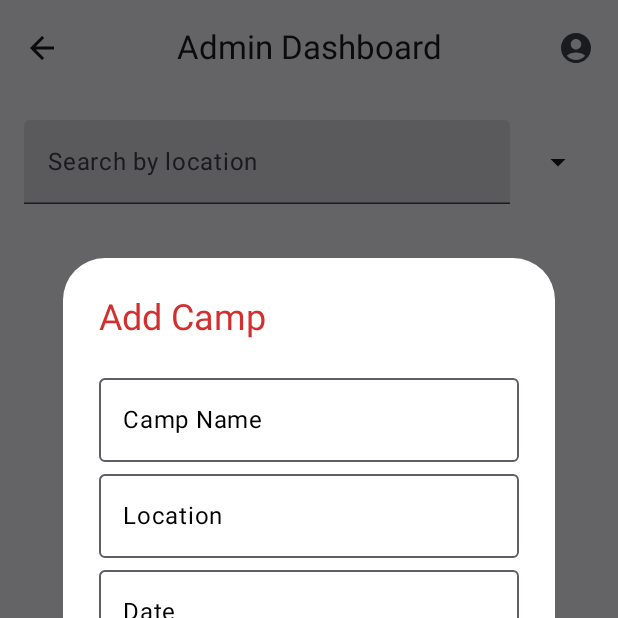
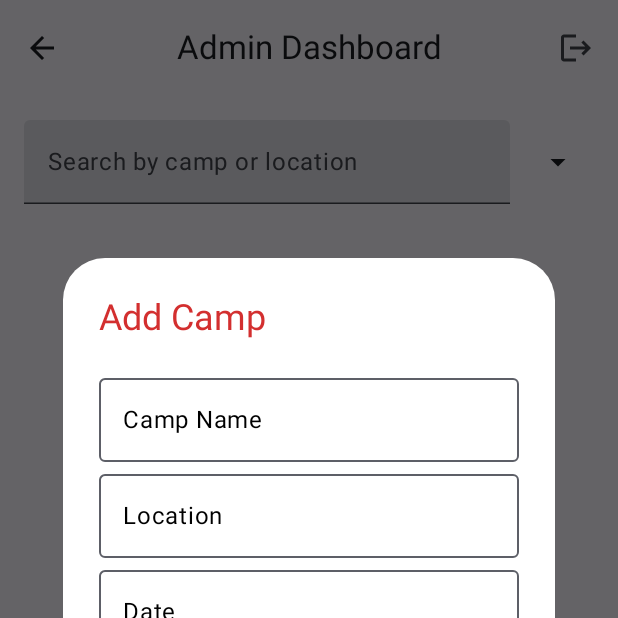
Before and after one commit to pushpalroy/BloodDonation, an Android app built with Jetpack Compose: the AdminDashboardScreen screen opened through its navigation route, after a tap on "Add Camp", on a phone screen of 412 x 824 dp, the top half of it. Run offline under Robolectric (Android 15) with nearby library versions, the phone set to English and light mode, and no system bars; our stand-ins replace Firebase (no records; nobody signed in at launch, a user with empty details on screens opened directly); pictures from the network do not load.

Commit message:
Fix admin dashboard screen

```diff
--- a/app/src/main/java/com/example/blooddonation/feature/admin/AdminDashboardScreen.kt
+++ b/app/src/main/java/com/example/blooddonation/feature/admin/AdminDashboardScreen.kt
@@ -9,8 +9,13 @@ import androidx.compose.foundation.layout.Column
 import androidx.compose.foundation.layout.Row
 import androidx.compose.foundation.layout.Spacer
 import androidx.compose.foundation.layout.fillMaxWidth
+import android.app.Activity
+import androidx.compose.foundation.lazy.rememberLazyListState
+import androidx.compose.runtime.LaunchedEffect
+
 import androidx.compose.foundation.layout.height
 import androidx.compose.foundation.layout.padding
+import androidx.compose.foundation.layout.size
 import androidx.compose.foundation.layout.width
 import androidx.compose.foundation.lazy.LazyColumn
 import androidx.compose.foundation.lazy.items
@@ -59,6 +64,12 @@ import kotlinx.coroutines.launch
 import kotlinx.coroutines.withContext
 import java.io.File
 import java.io.FileOutputStream
+import androidx.compose.foundation.shape.CircleShape
+import androidx.compose.ui.layout.ContentScale
+import androidx.compose.ui.res.painterResource
+import androidx.compose.ui.text.font.FontWeight
+import com.example.blooddonation.R
+
 
 private val RedColor = Color(0xFFD32F2F)
 private val BlackColor = Color.Black
@@ -70,39 +81,54 @@ fun AdminDashboardScreen(
     navController: NavController,
     viewModel: AdminViewModel = viewModel()
 ) {
-
     val camps = viewModel.camps
     var searchQuery by remember { mutableStateOf("") }
     var sortAsc by remember { mutableStateOf(true) }
+    var showLogoutDialog by remember { mutableStateOf(false) }
+    var showDialog by remember { mutableStateOf(false) }
+    var selectedCamp by remember { mutableStateOf<AdminBloodCamp?>(null) }
+    val context = LocalContext.current
 
-    /* ---------- derived list ---------- */
+    val listState = rememberLazyListState()
+    val coroutineScope = rememberCoroutineScope()
+
+    // Filter logic for both name and location
     val shownCamps = camps
-        .filter { it.location.contains(searchQuery, ignoreCase = true) }
+        .filter {
+            it.name.contains(searchQuery, ignoreCase = true) ||
+                    it.location.contains(searchQuery, ignoreCase = true)
+        }
         .let { list ->
             if (sortAsc) list.sortedBy { it.date } else list.sortedByDescending { it.date }
         }
 
-    /* ---------- add / edit dialog state ---------- */
-    var showDialog by remember { mutableStateOf(false) }
-    var selectedCamp by remember { mutableStateOf<AdminBloodCamp?>(null) }
+    // Scroll to top when sortAsc or searchQuery changes
+    LaunchedEffect(sortAsc, searchQuery) {
+        if (shownCamps.isNotEmpty()) {
+            listState.animateScrollToItem(0)
+        }
+    }
 
     Scaffold(
         topBar = {
             CenterAlignedTopAppBar(
                 title = { Text("Admin Dashboard") },
                 navigationIcon = {
-                    IconButton(onClick = { navController.popBackStack() }) {
+                    IconButton(onClick = {
+                        // Fix for back button: if cannot pop, finish activity
+                        if (!navController.popBackStack()) {
+                            (context as? Activity)?.finish()
+                        }
+                    }) {
                         Icon(Icons.Default.ArrowBack, contentDescription = "Back")
                     }
                 },
                 actions = {
-                    IconButton(onClick = {
-                        FirebaseAuth.getInstance().signOut()
-                        navController.navigate("signin") {
-                            popUpTo("admin_dashboard") { inclusive = true }
-                        }
-                    }) {
-                        Icon(Icons.Filled.AccountCircle, contentDescription = "Logout")
+                    IconButton(onClick = { showLogoutDialog = true }) {
+                        Icon(
+                            painter = painterResource(id = R.drawable.ic_logout),
+                            contentDescription = "Logout"
+                        )
                     }
                 }
             )
@@ -114,10 +140,8 @@ fun AdminDashboardScreen(
             }) { Icon(Icons.Default.Add, contentDescription = "Add Camp") }
         }
     ) { padding ->
-
         Column(modifier = Modifier.padding(padding)) {
-
-            /* ----- search + sort row ----- */
+            // Search and Sort Row
             Row(
                 modifier = Modifier
                     .fillMaxWidth()
@@ -127,22 +151,23 @@ fun AdminDashboardScreen(
                 TextField(
                     value = searchQuery,
                     onValueChange = { searchQuery = it },
-                    placeholder = { Text("Search by location") },
+                    placeholder = { Text("Search by camp or location") },
                     modifier = Modifier.weight(1f),
                     singleLine = true
                 )
                 Spacer(Modifier.width(8.dp))
-                IconButton(onClick = { sortAsc = !sortAsc }) {
+                IconButton(onClick = {
+                    sortAsc = !sortAsc
+                }) {
                     Icon(
-                        imageVector = if (sortAsc)
-                            Icons.Default.ArrowDropDown else Icons.Default.ArrowDropDown,
+                        imageVector = Icons.Default.ArrowDropDown,
                         contentDescription = "Sort by date"
                     )
                 }
             }
 
-            /* ----- list ----- */
-            LazyColumn {
+            // Camp List
+            LazyColumn(state = listState) {
                 items(shownCamps, key = { it.id }) { camp ->
                     CampItem(
                         camp = camp,
@@ -170,7 +195,7 @@ fun AdminDashboardScreen(
         }
     }
 
-    /* ----- modal dialog ----- */
+    // Add/Edit Camp Dialog
     if (showDialog) {
         CampDialog(
             initialCamp = selectedCamp,
@@ -182,13 +207,46 @@ fun AdminDashboardScreen(
             }
         )
     }
+
+    // Logout Confirmation Dialog
+    if (showLogoutDialog) {
+        AlertDialog(
+            onDismissRequest = { showLogoutDialog = false },
+            title = { Text("Confirm Logout", color = RedColor, fontWeight = FontWeight.Bold) },
+            text = { Text("Are you sure you want to logout?", color = BlackColor) },
+            confirmButton = {
+                Button(
+                    onClick = {
+                        FirebaseAuth.getInstance().signOut()
+                        navController.navigate("signin") {
+                            popUpTo("admin_dashboard") { inclusive = true }
+                        }
+                        showLogoutDialog = false
+                    },
+                    colors = ButtonDefaults.buttonColors(containerColor = RedColor)
+                ) {
+                    Text("Logout", color = WhiteColor)
+                }
+            },
+            dismissButton = {
+                Button(
+                    onClick = { showLogoutDialog = false },
+                    colors = ButtonDefaults.buttonColors(containerColor = BlackColor)
+                ) {
+                    Text("Cancel", color = WhiteColor)
+                }
+            }
+        )
+    }
 }
 
 
-
 @Composable
-fun CampItem(camp: AdminBloodCamp, onEdit: (AdminBloodCamp) -> Unit, onDelete: (AdminBloodCamp) -> Unit) {
-
+fun CampItem(
+    camp: AdminBloodCamp,
+    onEdit: (AdminBloodCamp) -> Unit,
+    onDelete: (AdminBloodCamp) -> Unit
+) {
     Card(
         modifier = Modifier
             .fillMaxWidth()
@@ -196,29 +254,52 @@ fun CampItem(camp: AdminBloodCamp, onEdit: (AdminBloodCamp) -> Unit, onDelete: (
         colors = CardDefaults.cardColors(containerColor = WhiteColor),
         elevation = CardDefaults.cardElevation()
     ) {
-        Column(modifier = Modifier.padding(16.dp)) {
-            // Load and display local image
-            if (camp.imageUrl.isNotEmpty()) {
-                val imageFile = rememberSaveable { File(camp.imageUrl) }
-                if (imageFile.exists()) {
-                    Image(
-                        painter = rememberAsyncImagePainter(imageFile),
+        Column(
+            modifier = Modifier.padding(16.dp),
+        ) {
+            Row(
+                modifier = Modifier,
+                verticalAlignment = Alignment.Top
+            ) {
+                // Image on the left as a rounded image
+                if (camp.imageUrl.isNotEmpty()) {
+                    val imageFile = rememberSaveable { File(camp.imageUrl) }
+                    if (imageFile.exists()) {
+                        Image(
+                            painter = rememberAsyncImagePainter(imageFile),
+                            contentScale = ContentScale.Crop,
+                            contentDescription = null,
+                            modifier = Modifier
+                                .size(72.dp)
+                                .clip(CircleShape)
+                        )
+                    }
+                } else {
+                    // Placeholder (optional)
+                    Icon(
+                        imageVector = Icons.Default.AccountCircle,
                         contentDescription = null,
+                        tint = RedColor,
                         modifier = Modifier
-                            .fillMaxWidth()
-                            .height(180.dp)
-                            .clip(MaterialTheme.shapes.medium)
+                            .size(72.dp)
+                            .clip(CircleShape)
                     )
-                    Spacer(modifier = Modifier.height(8.dp))
+                }
+                Spacer(modifier = Modifier.width(16.dp))
+                // Details and buttons
+                Column(
+                    modifier = Modifier.weight(1f)
+                ) {
+                    Text(
+                        text = camp.name,
+                        style = MaterialTheme.typography.titleLarge,
+                        color = RedColor
+                    )
+                    Text(text = "Location: ${camp.location}", color = BlackColor)
+                    Text(text = "Date: ${camp.date}", color = BlackColor)
+                    Text(text = camp.description, color = BlackColor, maxLines = 2)
                 }
             }
-
-            Text(text = camp.name, style = MaterialTheme.typography.titleLarge, color = RedColor)
-            Text(text = "Location: ${camp.location}", color = BlackColor)
-            Text(text = "Date: ${camp.date}", color = BlackColor)
-            Text(text = camp.description, color = BlackColor)
-
-            Spacer(modifier = Modifier.height(8.dp))
             Row {
                 Button(
                     onClick = { onEdit(camp) },
--- a/app/src/main/java/com/example/blooddonation/feature/splashscreen/SplashScreen.kt
+++ b/app/src/main/java/com/example/blooddonation/feature/splashscreen/SplashScreen.kt
@@ -16,15 +16,19 @@ import com.example.blooddonation.R
 import com.google.firebase.auth.FirebaseAuth
 import com.google.firebase.firestore.FirebaseFirestore
 import kotlinx.coroutines.delay
+import androidx.compose.material3.Text
+import androidx.compose.ui.text.font.FontWeight
+import androidx.compose.ui.unit.sp
+import androidx.compose.ui.text.style.TextAlign
+import androidx.compose.ui.graphics.Color
 
 @Composable
 fun SplashScreen(navController: NavController) {
-    // Use Animatable for more control, but animateFloatAsState with spring for bounce
     var startAnimation by remember { mutableStateOf(false) }
     val scale by animateFloatAsState(
         targetValue = if (startAnimation) 1f else 0f,
         animationSpec = spring(
-            dampingRatio = Spring.DampingRatioMediumBouncy, // bouncy drop!
+            dampingRatio = Spring.DampingRatioMediumBouncy,
             stiffness = Spring.StiffnessLow
         ),
         label = "Logo Bounce"
@@ -70,6 +74,9 @@ fun SplashScreen(navController: NavController) {
             .background(MaterialTheme.colorScheme.background),
         contentAlignment = Alignment.Center
     ) {
+        Column(
+            horizontalAlignment = Alignment.CenterHorizontally
+        ) {
             Image(
                 painter = painterResource(id = R.drawable.ic_crimson_sync_logo),
                 contentDescription = "Crimson Sync Logo",
@@ -80,5 +87,16 @@ fun SplashScreen(navController: NavController) {
                         scaleY = scale
                     )
             )
+            Spacer(modifier = Modifier.height(24.dp))
+            Text(
+                text = "Crimson Sync",
+                style = MaterialTheme.typography.headlineMedium.copy(
+                    color = Color(0xFFD32F2F), // Crimson red
+                    fontWeight = FontWeight.Bold
+                ),
+                textAlign = TextAlign.Center,
+                fontSize = 28.sp
+            )
         }
     }
+}
--- /dev/null
+++ b/app/src/main/res/drawable/ic_logout.xml
@@ -0,0 +1,5 @@
+<vector xmlns:android="http://schemas.android.com/apk/res/android" android:autoMirrored="true" android:height="24dp" android:tint="#000000" android:viewportHeight="24" android:viewportWidth="24" android:width="24dp">
+
+    <path android:fillColor="@android:color/white" android:pathData="M17,7l-1.41,1.41L18.17,11H8v2h10.17l-2.58,2.58L17,17l5,-5zM4,5h8V3H4c-1.1,0 -2,0.9 -2,2v14c0,1.1 0.9,2 2,2h8v-2H4V5z"/>
+
+</vector>
```
Lines whose indentation alone changed are shown as unchanged.
